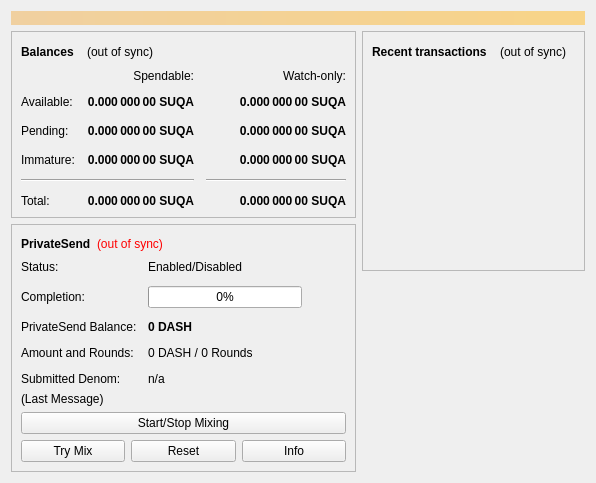
Qt form src/qt/forms/overviewpage.ui (barrystyle/SUQA-0.17.1) before a commit.
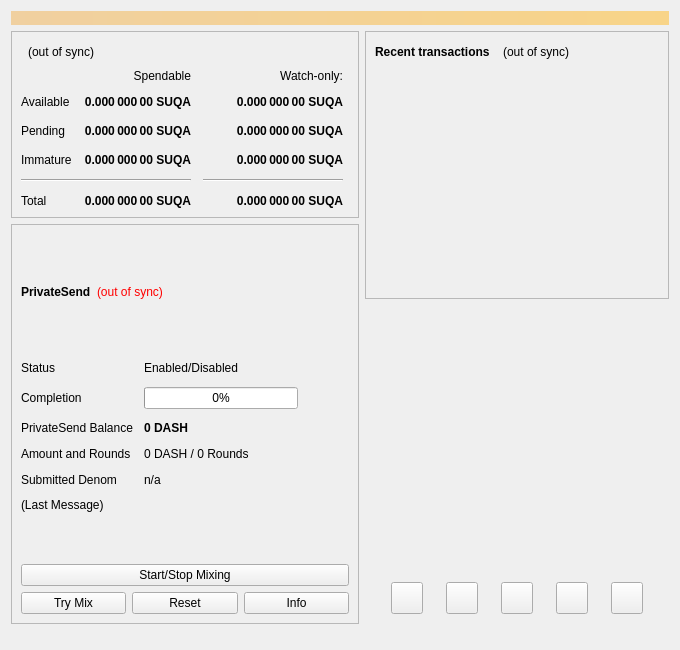
The same form after that commit. Icons and pictures are not drawn.

Diff of the .ui file:
```diff
--- a/src/qt/forms/overviewpage.ui
+++ b/src/qt/forms/overviewpage.ui
@@ -6,10 +6,16 @@
    <rect>
     <x>0</x>
     <y>0</y>
-    <width>596</width>
-    <height>342</height>
+    <width>680</width>
+    <height>650</height>
    </rect>
   </property>
+  <property name="minimumSize">
+   <size>
+    <width>675</width>
+    <height>645</height>
+   </size>
+  </property>
   <property name="windowTitle">
    <string>Form</string>
   </property>
@@ -48,19 +54,6 @@
          <layout class="QVBoxLayout" name="verticalLayout_4">
           <item>
            <layout class="QHBoxLayout" name="horizontalLayout_4">
-            <item>
-             <widget class="QLabel" name="label_5">
-              <property name="font">
-               <font>
-                <weight>75</weight>
-                <bold>true</bold>
-               </font>
-              </property>
-              <property name="text">
-               <string>Balances</string>
-              </property>
-             </widget>
-            </item>
             <item>
              <widget class="QPushButton" name="labelWalletStatus">
               <property name="enabled">
@@ -218,7 +211,7 @@
             <item row="5" column="0">
              <widget class="QLabel" name="labelTotalText">
               <property name="text">
-               <string>Total:</string>
+               <string>Total</string>
               </property>
              </widget>
             </item>
@@ -263,7 +256,7 @@
             <item row="3" column="0">
              <widget class="QLabel" name="labelImmatureText">
               <property name="text">
-               <string>Immature:</string>
+               <string>Immature</string>
               </property>
              </widget>
             </item>
@@ -330,7 +323,7 @@
             <item row="1" column="0">
              <widget class="QLabel" name="labelBalanceText">
               <property name="text">
-               <string>Available:</string>
+               <string>Available</string>
               </property>
              </widget>
             </item>
@@ -387,14 +380,14 @@
             <item row="2" column="0">
              <widget class="QLabel" name="labelPendingText">
               <property name="text">
-               <string>Pending:</string>
+               <string>Pending</string>
               </property>
              </widget>
             </item>
             <item row="0" column="1">
              <widget class="QLabel" name="labelSpendable">
               <property name="text">
-               <string>Spendable:</string>
+               <string>Spendable</string>
               </property>
               <property name="alignment">
                <set>Qt::AlignRight|Qt::AlignTrailing|Qt::AlignVCenter</set>
@@ -408,6 +401,12 @@
        </item>
        <item>
         <widget class="QFrame" name="framePrivateSend">
+         <property name="minimumSize">
+          <size>
+           <width>348</width>
+           <height>400</height>
+          </size>
+         </property>
          <property name="layoutDirection">
           <enum>Qt::LeftToRight</enum>
          </property>
@@ -418,8 +417,17 @@
           <enum>QFrame::Raised</enum>
          </property>
          <layout class="QVBoxLayout" name="VerticalLayout_PS1">
+          <property name="topMargin">
+           <number>9</number>
+          </property>
           <item>
            <layout class="QHBoxLayout" name="horizontalLayout_5">
+            <property name="spacing">
+             <number>6</number>
+            </property>
+            <property name="bottomMargin">
+             <number>5</number>
+            </property>
             <item>
              <widget class="QLabel" name="labelPrivateSendHeader">
               <property name="font">
@@ -475,13 +483,9 @@
             <property name="verticalSpacing">
              <number>12</number>
             </property>
-            <item row="0" column="0">
-             <widget class="QLabel" name="labelPrivateSendEnabledText">
-              <property name="text">
-               <string>Status:</string>
-              </property>
-             </widget>
-            </item>
+            <property name="topMargin">
+             <number>0</number>
+            </property>
             <item row="0" column="1">
              <widget class="QLabel" name="labelPrivateSendEnabled">
               <property name="text">
@@ -492,7 +496,7 @@
             <item row="1" column="0">
              <widget class="QLabel" name="labelCompletitionText">
               <property name="text">
-               <string>Completion:</string>
+               <string>Completion</string>
               </property>
              </widget>
             </item>
@@ -512,7 +516,7 @@
             <item row="2" column="0">
              <widget class="QLabel" name="labelAnonymizedText">
               <property name="text">
-               <string>PrivateSend Balance:</string>
+               <string>PrivateSend Balance</string>
               </property>
              </widget>
             </item>
@@ -532,7 +536,7 @@
             <item row="3" column="0">
              <widget class="QLabel" name="labelAmountAndRoundsText">
               <property name="text">
-               <string>Amount and Rounds:</string>
+               <string>Amount and Rounds</string>
               </property>
              </widget>
             </item>
@@ -546,7 +550,7 @@
             <item row="4" column="0">
              <widget class="QLabel" name="labelSubmittedDenomText">
               <property name="text">
-               <string>Submitted Denom:</string>
+               <string>Submitted Denom</string>
               </property>
              </widget>
             </item>
@@ -560,10 +564,23 @@
               </property>
              </widget>
             </item>
+            <item row="0" column="0">
+             <widget class="QLabel" name="labelPrivateSendEnabledText">
+              <property name="styleSheet">
+               <string notr="true"/>
+              </property>
+              <property name="text">
+               <string>Status</string>
+              </property>
+             </widget>
+            </item>
            </layout>
           </item>
           <item>
            <layout class="QVBoxLayout" name="VerticalLayout_PS">
+            <property name="topMargin">
+             <number>5</number>
+            </property>
             <item>
              <widget class="QLabel" name="labelPrivateSendLastMessage">
               <property name="text">
@@ -774,6 +791,172 @@
          </property>
         </spacer>
        </item>
+       <item>
+        <widget class="QFrame" name="button_logo_horizontal">
+         <property name="sizePolicy">
+          <sizepolicy hsizetype="Expanding" vsizetype="Fixed">
+           <horstretch>0</horstretch>
+           <verstretch>0</verstretch>
+          </sizepolicy>
+         </property>
+         <property name="minimumSize">
+          <size>
+           <width>0</width>
+           <height>0</height>
+          </size>
+         </property>
+         <layout class="QHBoxLayout" name="horizontalLayout_11">
+          <property name="bottomMargin">
+           <number>25</number>
+          </property>
+          <item>
+           <widget class="QPushButton" name="pushButton_Website">
+            <property name="minimumSize">
+             <size>
+              <width>32</width>
+              <height>32</height>
+             </size>
+            </property>
+            <property name="maximumSize">
+             <size>
+              <width>32</width>
+              <height>32</height>
+             </size>
+            </property>
+            <property name="text">
+             <string/>
+            </property>
+            <property name="icon">
+             <iconset>
+              <normaloff>:/icons/website</normaloff>:/icons/website</iconset>
+            </property>
+            <property name="iconSize">
+             <size>
+              <width>32</width>
+              <height>32</height>
+             </size>
+            </property>
+           </widget>
+          </item>
+          <item>
+           <widget class="QPushButton" name="pushButton_Discord">
+            <property name="minimumSize">
+             <size>
+              <width>32</width>
+              <height>32</height>
+             </size>
+            </property>
+            <property name="maximumSize">
+             <size>
+              <width>32</width>
+              <height>32</height>
+             </size>
+            </property>
+            <property name="text">
+             <string/>
+            </property>
+            <property name="icon">
+             <iconset>
+              <normaloff>:/icons/discord</normaloff>:/icons/discord</iconset>
+            </property>
+            <property name="iconSize">
+             <size>
+              <width>32</width>
+              <height>32</height>
+             </size>
+            </property>
+           </widget>
+          </item>
+          <item>
+           <widget class="QPushButton" name="pushButton_Telegram">
+            <property name="minimumSize">
+             <size>
+              <width>32</width>
+              <height>32</height>
+             </size>
+            </property>
+            <property name="maximumSize">
+             <size>
+              <width>32</width>
+              <height>32</height>
+             </size>
+            </property>
+            <property name="text">
+             <string/>
+            </property>
+            <property name="icon">
+             <iconset>
+              <normaloff>:/icons/telegram</normaloff>:/icons/telegram</iconset>
+            </property>
+            <property name="iconSize">
+             <size>
+              <width>32</width>
+              <height>32</height>
+             </size>
+            </property>
+           </widget>
+          </item>
+          <item>
+           <widget class="QPushButton" name="pushButton_Twitter">
+            <property name="minimumSize">
+             <size>
+              <width>32</width>
+              <height>32</height>
+             </size>
+            </property>
+            <property name="maximumSize">
+             <size>
+              <width>32</width>
+              <height>32</height>
+             </size>
+            </property>
+            <property name="text">
+             <string/>
+            </property>
+            <property name="icon">
+             <iconset>
+              <normaloff>:/icons/twitter</normaloff>:/icons/twitter</iconset>
+            </property>
+            <property name="iconSize">
+             <size>
+              <width>32</width>
+              <height>32</height>
+             </size>
+            </property>
+           </widget>
+          </item>
+          <item>
+           <widget class="QPushButton" name="pushButton_Explorer">
+            <property name="minimumSize">
+             <size>
+              <width>32</width>
+              <height>32</height>
+             </size>
+            </property>
+            <property name="maximumSize">
+             <size>
+              <width>32</width>
+              <height>32</height>
+             </size>
+            </property>
+            <property name="text">
+             <string/>
+            </property>
+            <property name="icon">
+             <iconset>
+              <normaloff>:/icons/explorer</normaloff>:/icons/explorer</iconset>
+            </property>
+            <property name="iconSize">
+             <size>
+              <width>32</width>
+              <height>32</height>
+             </size>
+            </property>
+           </widget>
+          </item>
+         </layout>
+        </widget>
+       </item>
       </layout>
      </item>
     </layout>
```
